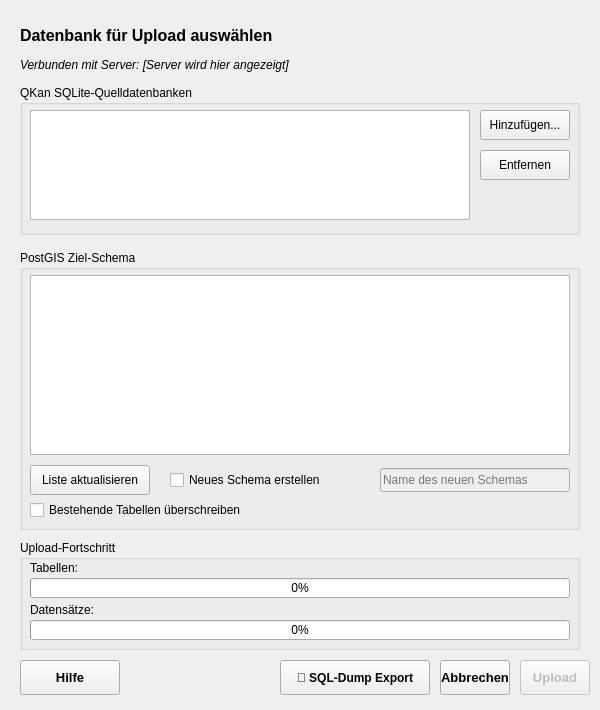
Above: qkan/uploadPostgis/res/uploadPostgis_database_dialog.ui from SonkeHoffmann/QKan-1 before the change. Below: the same form after it.
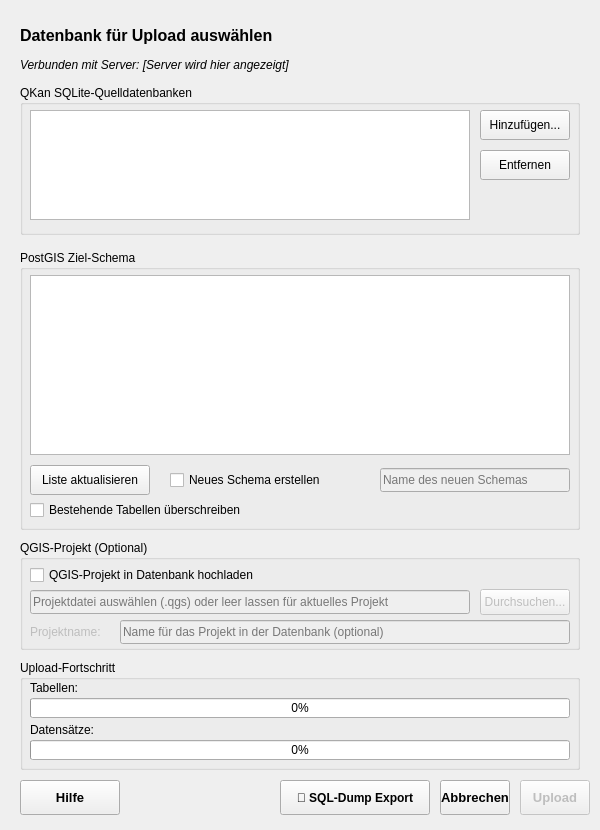
That is the form after the change.

Commit message: upload von .qgs Dateien in die Datenbank, damit Daten aus den Tabellen auf der Websuite auch angezeigt werden können und das im Design wie vorher in QGIS festgelegt.

```diff
--- a/qkan/uploadPostgis/res/uploadPostgis_database_dialog.ui
+++ b/qkan/uploadPostgis/res/uploadPostgis_database_dialog.ui
@@ -7,13 +7,13 @@
     <x>0</x>
     <y>0</y>
     <width>600</width>
-    <height>710</height>
+    <height>830</height>
    </rect>
   </property>
   <property name="minimumSize">
    <size>
     <width>600</width>
-    <height>710</height>
+    <height>830</height>
    </size>
   </property>
   <property name="font">
@@ -214,7 +214,7 @@
    </widget>
   </widget>
   
-  <widget class="QGroupBox" name="groupBox_progress">
+  <widget class="QGroupBox" name="groupBox_qgis_project">
    <property name="geometry">
     <rect>
      <x>20</x>
@@ -224,6 +224,108 @@
     </rect>
    </property>
    <property name="title">
+    <string>QGIS-Projekt (Optional)</string>
+   </property>
+   
+   <widget class="QCheckBox" name="cb_upload_project">
+    <property name="geometry">
+     <rect>
+      <x>10</x>
+      <y>25</y>
+      <width>280</width>
+      <height>20</height>
+     </rect>
+    </property>
+    <property name="text">
+     <string>QGIS-Projekt in Datenbank hochladen</string>
+    </property>
+    <property name="toolTip">
+     <string>Lädt das aktuelle oder eine ausgewählte QGIS-Projektdatei in die PostgreSQL-Datenbank hoch</string>
+    </property>
+   </widget>
+   
+   <widget class="QLineEdit" name="le_project_file">
+    <property name="geometry">
+     <rect>
+      <x>10</x>
+      <y>50</y>
+      <width>440</width>
+      <height>24</height>
+     </rect>
+    </property>
+    <property name="enabled">
+     <bool>false</bool>
+    </property>
+    <property name="placeholderText">
+     <string>Projektdatei auswählen (.qgs) oder leer lassen für aktuelles Projekt</string>
+    </property>
+   </widget>
+   
+   <widget class="QPushButton" name="pb_select_project">
+    <property name="geometry">
+     <rect>
+      <x>460</x>
+      <y>49</y>
+      <width>90</width>
+      <height>26</height>
+     </rect>
+    </property>
+    <property name="enabled">
+     <bool>false</bool>
+    </property>
+    <property name="text">
+     <string>Durchsuchen...</string>
+    </property>
+    <property name="toolTip">
+     <string>Wählen Sie eine QGIS-Projektdatei (.qgs oder .qgz)</string>
+    </property>
+   </widget>
+   
+   <widget class="QLineEdit" name="le_project_name">
+    <property name="geometry">
+     <rect>
+      <x>100</x>
+      <y>80</y>
+      <width>450</width>
+      <height>24</height>
+     </rect>
+    </property>
+    <property name="enabled">
+     <bool>false</bool>
+    </property>
+    <property name="placeholderText">
+     <string>Name für das Projekt in der Datenbank (optional)</string>
+    </property>
+   </widget>
+   
+   <widget class="QLabel" name="label_project_name">
+    <property name="geometry">
+     <rect>
+      <x>10</x>
+      <y>82</y>
+      <width>90</width>
+      <height>20</height>
+     </rect>
+    </property>
+    <property name="text">
+     <string>Projektname:</string>
+    </property>
+    <property name="enabled">
+     <bool>false</bool>
+    </property>
+   </widget>
+  </widget>
+  
+  <widget class="QGroupBox" name="groupBox_progress">
+   <property name="geometry">
+    <rect>
+     <x>20</x>
+     <y>660</y>
+     <width>560</width>
+     <height>110</height>
+    </rect>
+   </property>
+   <property name="title">
     <string>Upload-Fortschritt</string>
    </property>
    
@@ -294,7 +396,7 @@
    <property name="geometry">
     <rect>
      <x>20</x>
-     <y>660</y>
+     <y>780</y>
      <width>100</width>
      <height>35</height>
     </rect>
@@ -316,7 +418,7 @@
    <property name="geometry">
     <rect>
      <x>280</x>
-     <y>660</y>
+     <y>780</y>
      <width>150</width>
      <height>35</height>
     </rect>
@@ -341,7 +443,7 @@
    <property name="geometry">
     <rect>
      <x>440</x>
-     <y>660</y>
+     <y>780</y>
      <width>70</width>
      <height>35</height>
     </rect>
@@ -363,7 +465,7 @@
    <property name="geometry">
     <rect>
      <x>520</x>
-     <y>660</y>
+     <y>780</y>
      <width>70</width>
      <height>35</height>
     </rect>
```
The commit also changes 2 other files.
